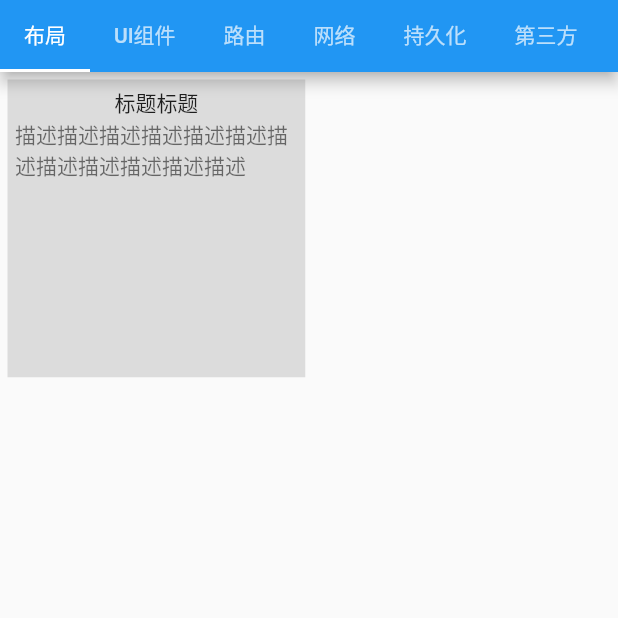
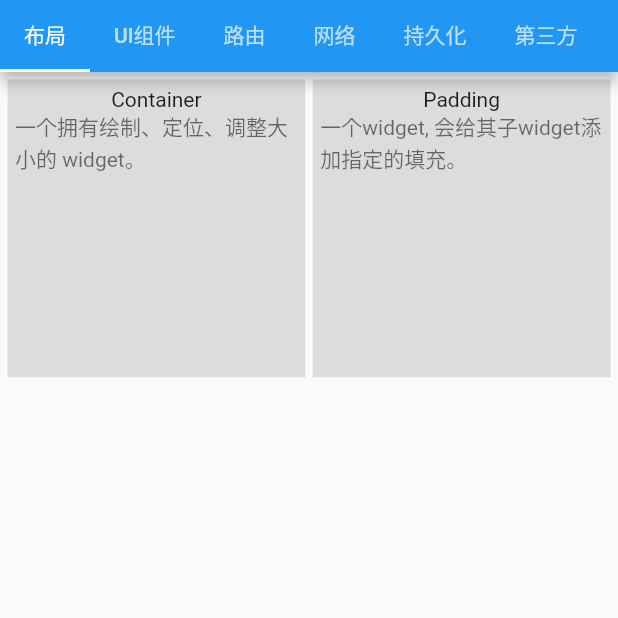
Before and after one commit to yuezhilunhui2009/flutter_study, a Flutter app: the HomePage screen opened directly, on a phone screen of 412 x 824 dp, the top half of it. Run offline on Flutter 3.47's test engine with Material 2 defaults, Android fonts, the phone set to English and light mode, and no system bars.

Commit message:
feat: tab 内卡片的跳转

```diff
--- a/lib/pages/home/home_page.dart
+++ b/lib/pages/home/home_page.dart
@@ -1,13 +1,13 @@
 import 'package:flutter/material.dart';
 
 import 'package:flutter_study/pages/layout/layout_page.dart';
-import 'package:flutter_study/pages/network/network_page.dart';
-import 'package:flutter_study/pages/project/project_page.dart';
-import 'package:flutter_study/pages/router/router_page.dart';
-import 'package:flutter_study/pages/state/state_page.dart';
-import 'package:flutter_study/pages/storage/storage_page.dart';
-import 'package:flutter_study/pages/third_party/third_party_page.dart';
-import 'package:flutter_study/pages/ui/ui_page.dart';
+import '../network/network_page.dart';
+import '../project/project_page.dart';
+import '../router/router_page.dart';
+import '../state/state_page.dart';
+import '../storage/storage_page.dart';
+import '../third_party/third_party_page.dart';
+import '../ui/ui_page.dart';
 
 class HomePage extends StatefulWidget {
   @override
@@ -54,14 +54,14 @@ class _HomePageState extends State<HomePage> with SingleTickerProviderStateMixin
       body: TabBarView(
         controller: _tabController,
         children: <Widget>[
-          LayoutView(),
-          UiView(),
-          RouterView(),
-          NetworkView(),
-          StorageView(),
-          ThirdPartyView(),
-          StateView(),
-          ProjectView(),
+          LayoutPage(),
+          UiPage(),
+          RouterPage(),
+          NetworkPage(),
+          StoragePage(),
+          ThirdPartyPage(),
+          StatePage(),
+          ProjectPage(),
         ],
       ),
     );
--- /dev/null
+++ b/lib/pages/layout/container_view.dart
@@ -0,0 +1,15 @@
+import 'package:flutter/material.dart';
+
+class ContainerView extends StatelessWidget {
+  @override
+  Widget build(BuildContext context) {
+    return Scaffold(
+      appBar: AppBar(
+        title: Text('Container Widget'),
+      ),
+      body: Container(
+        child: Text('container_view'),
+      ),
+    );
+  }
+}
--- a/lib/pages/layout/layout_page.dart
+++ b/lib/pages/layout/layout_page.dart
@@ -1,6 +1,10 @@
 import 'package:flutter/material.dart';
 
-class LayoutView extends StatelessWidget {
+import '../../widgets/widget_card.dart';
+import 'container_view.dart';
+import 'padding_view.dart';
+
+class LayoutPage extends StatelessWidget {
   @override
   Widget build(BuildContext context) {
     return Container(
@@ -10,19 +14,15 @@ class LayoutView extends StatelessWidget {
         crossAxisSpacing: 5.0,
         crossAxisCount: 2,
         children: <Widget>[
-          Container(
-            color: Colors.black12,
-            padding: EdgeInsets.all(5),
-            child: Column(
-              children: <Widget>[
-                Text('标题标题'),
-                Text('描述描述描述描述描述描述描述描述描述描述描述描述',
-                  style: TextStyle(
-                    color: Colors.black54
-                  ),
-                )
-              ],
-            ),
+          WidgetCard(
+            title: 'Container',
+            desc: '一个拥有绘制、定位、调整大小的 widget。',
+            targetBuilder: () => ContainerView(),
+          ),
+          WidgetCard(
+            title: 'Padding',
+            desc: '一个widget, 会给其子widget添加指定的填充。',
+            targetBuilder: () => PaddingView(),
           ),
         ],
       ),
--- /dev/null
+++ b/lib/pages/layout/padding_view.dart
@@ -0,0 +1,15 @@
+import 'package:flutter/material.dart';
+
+class PaddingView extends StatelessWidget {
+  @override
+  Widget build(BuildContext context) {
+    return Scaffold(
+      appBar: AppBar(
+        title: Text('Padding Widget'),
+      ),
+      body: Container(
+        child: Text('container_view'),
+      ),
+    );
+  }
+}
--- a/lib/pages/network/network_page.dart
+++ b/lib/pages/network/network_page.dart
@@ -1,6 +1,6 @@
 import 'package:flutter/material.dart';
 
-class NetworkView extends StatelessWidget {
+class NetworkPage extends StatelessWidget {
   @override
   Widget build(BuildContext context) {
     return Container(
--- a/lib/pages/project/project_page.dart
+++ b/lib/pages/project/project_page.dart
@@ -1,6 +1,6 @@
 import 'package:flutter/material.dart';
 
-class ProjectView extends StatelessWidget {
+class ProjectPage extends StatelessWidget {
   @override
   Widget build(BuildContext context) {
     return Container(
--- a/lib/pages/router/router_page.dart
+++ b/lib/pages/router/router_page.dart
@@ -1,6 +1,6 @@
 import 'package:flutter/material.dart';
 
-class RouterView extends StatelessWidget {
+class RouterPage extends StatelessWidget {
   @override
   Widget build(BuildContext context) {
     return Container(
--- a/lib/pages/state/state_page.dart
+++ b/lib/pages/state/state_page.dart
@@ -1,6 +1,6 @@
 import 'package:flutter/material.dart';
 
-class StateView extends StatelessWidget {
+class StatePage extends StatelessWidget {
   @override
   Widget build(BuildContext context) {
     return Container(
--- a/lib/pages/storage/storage_page.dart
+++ b/lib/pages/storage/storage_page.dart
@@ -1,6 +1,6 @@
 import 'package:flutter/material.dart';
 
-class StorageView extends StatelessWidget {
+class StoragePage extends StatelessWidget {
   @override
   Widget build(BuildContext context) {
     return Container(
--- a/lib/pages/third_party/third_party_page.dart
+++ b/lib/pages/third_party/third_party_page.dart
@@ -1,6 +1,6 @@
 import 'package:flutter/material.dart';
 
-class ThirdPartyView extends StatelessWidget {
+class ThirdPartyPage extends StatelessWidget {
   @override
   Widget build(BuildContext context) {
     return Container(
--- a/lib/pages/ui/ui_page.dart
+++ b/lib/pages/ui/ui_page.dart
@@ -1,6 +1,6 @@
 import 'package:flutter/material.dart';
 
-class UiView extends StatelessWidget {
+class UiPage extends StatelessWidget {
   @override
   Widget build(BuildContext context) {
     return Container(
--- /dev/null
+++ b/lib/widgets/widget_card.dart
@@ -0,0 +1,43 @@
+import 'package:flutter/material.dart';
+import 'package:flutter/cupertino.dart';
+
+class WidgetCard extends StatelessWidget {
+  final String title;
+  final String desc;
+  final Function targetBuilder;
+
+  const WidgetCard({
+    Key key,
+    this.title,
+    this.desc,
+    this.targetBuilder,
+  }) : super(key: key);
+
+  @override
+  Widget build(BuildContext context) {
+    return GestureDetector(
+      onTap: () {
+        Navigator.push(
+          context,
+          CupertinoPageRoute(
+            builder: (BuildContext context) {
+              return targetBuilder();
+            },
+          ));
+      },
+      child: Container(
+        color: Colors.black12,
+        padding: EdgeInsets.all(5),
+        child: Column(
+          children: <Widget>[
+            Text(title),
+            Text(
+              desc,
+              style: TextStyle(color: Colors.black54),
+            )
+          ],
+        ),
+      ),
+    );
+  }
+}
```
Also changed, not shown: lib/main.dart (+5 -2 lines), 1 other file.
